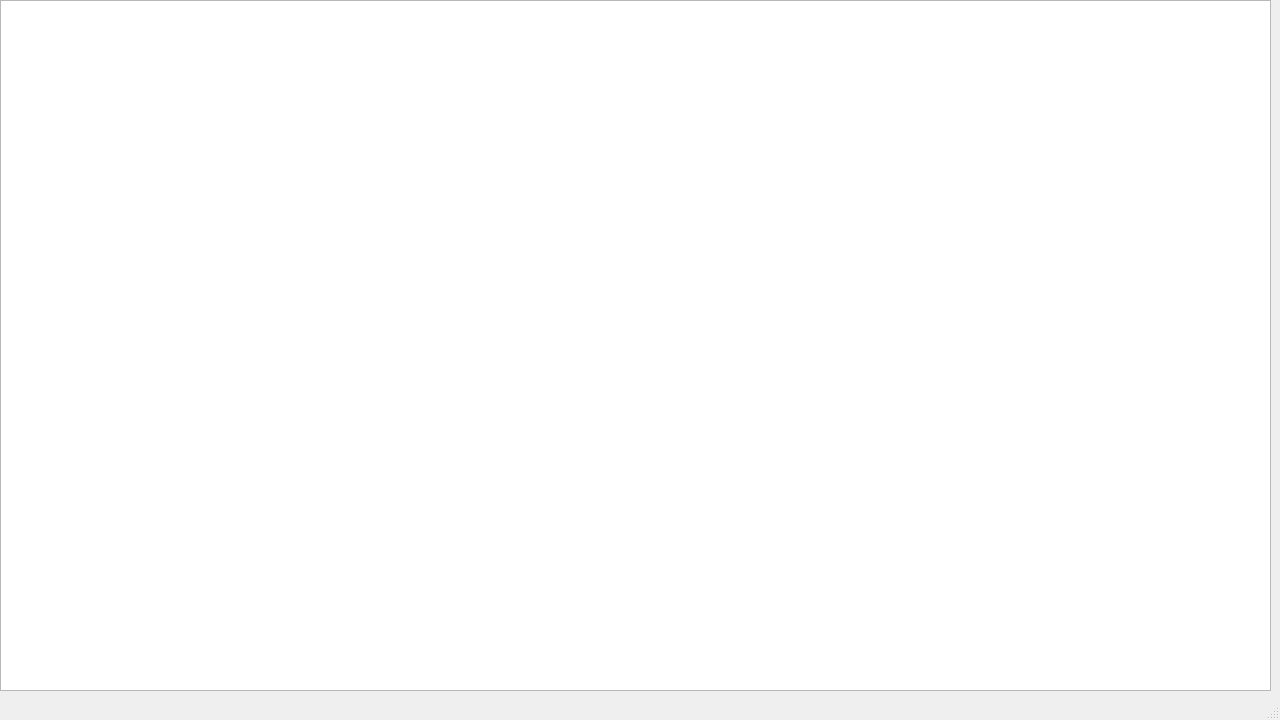
The window that src/QtApp/view/mainwindow.ui (Rodneyxr/USAA-Codeathon-2015) describes before a commit, drawn with Qt 5.
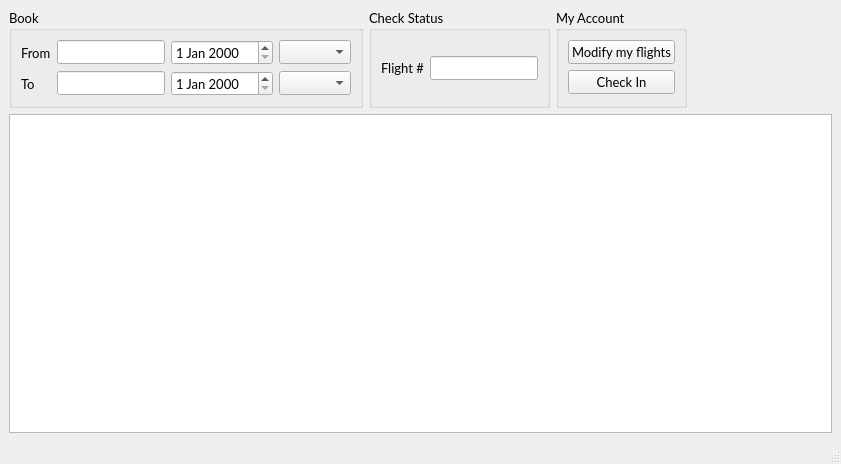
The same window after the commit.

Commit message: Huge UUI updates, got the dropdowns working

Diff of the .ui file:
```diff
--- a/src/QtApp/view/mainwindow.ui
+++ b/src/QtApp/view/mainwindow.ui
@@ -6,16 +6,10 @@
    <rect>
     <x>0</x>
     <y>0</y>
-    <width>1280</width>
-    <height>720</height>
+    <width>841</width>
+    <height>464</height>
    </rect>
   </property>
-  <property name="minimumSize">
-   <size>
-    <width>1280</width>
-    <height>720</height>
-   </size>
-  </property>
   <property name="maximumSize">
    <size>
     <width>1920</width>
@@ -26,26 +20,156 @@
    <string>MainWindow</string>
   </property>
   <widget class="QWidget" name="centralwidget">
-   <widget class="QTableView" name="flightStatusTable">
-    <property name="geometry">
-     <rect>
-      <x>0</x>
-      <y>0</y>
-      <width>1271</width>
-      <height>691</height>
-     </rect>
-    </property>
-   </widget>
-  </widget>
-  <widget class="QMenuBar" name="menubar">
-   <property name="geometry">
-    <rect>
-     <x>0</x>
-     <y>0</y>
-     <width>1280</width>
-     <height>20</height>
-    </rect>
-   </property>
+   <layout class="QVBoxLayout" name="verticalLayout_2">
+    <item>
+     <layout class="QHBoxLayout" name="horizontalLayout_3">
+      <item>
+       <layout class="QHBoxLayout" name="horizontalLayout_2">
+        <item>
+         <widget class="QGroupBox" name="groupBox">
+          <property name="font">
+           <font>
+            <family>Lato</family>
+            <pointsize>10</pointsize>
+           </font>
+          </property>
+          <property name="title">
+           <string>Book</string>
+          </property>
+          <layout class="QGridLayout" name="gridLayout">
+           <item row="0" column="0">
+            <widget class="QLabel" name="label">
+             <property name="text">
+              <string>From</string>
+             </property>
+            </widget>
+           </item>
+           <item row="0" column="1">
+            <widget class="QLineEdit" name="fromCity"/>
+           </item>
+           <item row="0" column="2">
+            <widget class="QDateEdit" name="fromDate"/>
+           </item>
+           <item row="0" column="3">
+            <widget class="QComboBox" name="fromTime"/>
+           </item>
+           <item row="1" column="0">
+            <widget class="QLabel" name="label_2">
+             <property name="text">
+              <string>To</string>
+             </property>
+            </widget>
+           </item>
+           <item row="1" column="1">
+            <widget class="QLineEdit" name="toCity"/>
+           </item>
+           <item row="1" column="2">
+            <widget class="QDateEdit" name="toDate"/>
+           </item>
+           <item row="1" column="3">
+            <widget class="QComboBox" name="toTime"/>
+           </item>
+          </layout>
+         </widget>
+        </item>
+        <item>
+         <widget class="QGroupBox" name="groupBox_2">
+          <property name="font">
+           <font>
+            <family>Lato</family>
+            <pointsize>10</pointsize>
+           </font>
+          </property>
+          <property name="title">
+           <string>Check Status</string>
+          </property>
+          <layout class="QHBoxLayout" name="horizontalLayout">
+           <item>
+            <widget class="QLabel" name="label_3">
+             <property name="text">
+              <string>Flight #</string>
+             </property>
+            </widget>
+           </item>
+           <item>
+            <widget class="QLineEdit" name="flightNumber"/>
+           </item>
+          </layout>
+         </widget>
+        </item>
+        <item>
+         <widget class="QGroupBox" name="groupBox_3">
+          <property name="font">
+           <font>
+            <family>Lato</family>
+            <pointsize>10</pointsize>
+           </font>
+          </property>
+          <property name="title">
+           <string>My Account</string>
+          </property>
+          <property name="flat">
+           <bool>false</bool>
+          </property>
+          <layout class="QVBoxLayout" name="verticalLayout">
+           <item>
+            <widget class="QPushButton" name="modifyFlights">
+             <property name="text">
+              <string>Modify my flights</string>
+             </property>
+             <property name="default">
+              <bool>false</bool>
+             </property>
+             <property name="flat">
+              <bool>false</bool>
+             </property>
+            </widget>
+           </item>
+           <item>
+            <widget class="QPushButton" name="checkIn">
+             <property name="text">
+              <string>Check In</string>
+             </property>
+            </widget>
+           </item>
+          </layout>
+         </widget>
+        </item>
+       </layout>
+      </item>
+      <item>
+       <spacer name="horizontalSpacer">
+        <property name="orientation">
+         <enum>Qt::Horizontal</enum>
+        </property>
+        <property name="sizeHint" stdset="0">
+         <size>
+          <width>40</width>
+          <height>20</height>
+         </size>
+        </property>
+       </spacer>
+      </item>
+      <item>
+       <widget class="QLabel" name="label_4">
+        <property name="text">
+         <string/>
+        </property>
+       </widget>
+      </item>
+     </layout>
+    </item>
+    <item>
+     <widget class="QTableView" name="flightStatusTable">
+      <property name="frameShape">
+       <enum>QFrame::StyledPanel</enum>
+      </property>
+      <property name="frameShadow">
+       <enum>QFrame::Raised</enum>
+      </property>
+     </widget>
+    </item>
+   </layout>
   </widget>
   <widget class="QStatusBar" name="statusbar"/>
  </widget>
```
The commit also changes 2 other files.
